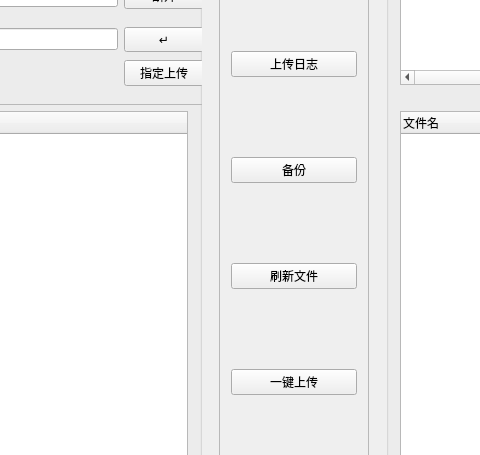
The window that mainwindow.ui (zwjwhxz/SFTPTool) describes before a commit, drawn with Qt 5; both pictures show x 220 to 700 and y 148 to 603 of the 1156 by 746 pixel window.
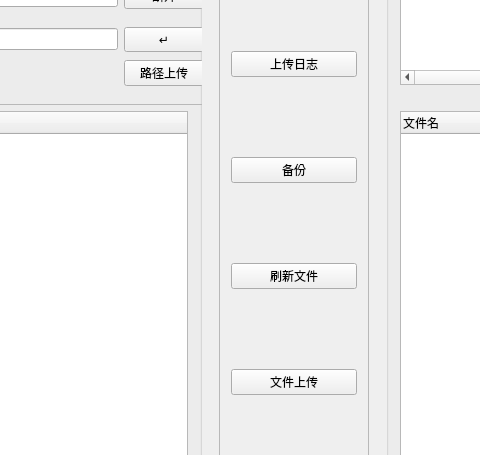
The same window after the commit.

Commit message: add dir upload function

Patch:
```diff
--- a/mainwindow.ui
+++ b/mainwindow.ui
@@ -177,7 +177,7 @@
              <item row="8" column="4">
               <widget class="QPushButton" name="BTN_UPLOADPATH">
                <property name="text">
-                <string>指定上传</string>
+                <string>路径上传</string>
                </property>
               </widget>
              </item>
@@ -278,7 +278,7 @@
          <item>
           <widget class="QPushButton" name="BTN_UPLOAD">
            <property name="text">
-            <string>一键上传</string>
+            <string>文件上传</string>
            </property>
           </widget>
          </item>
```
The commit also changes 2 other files.
